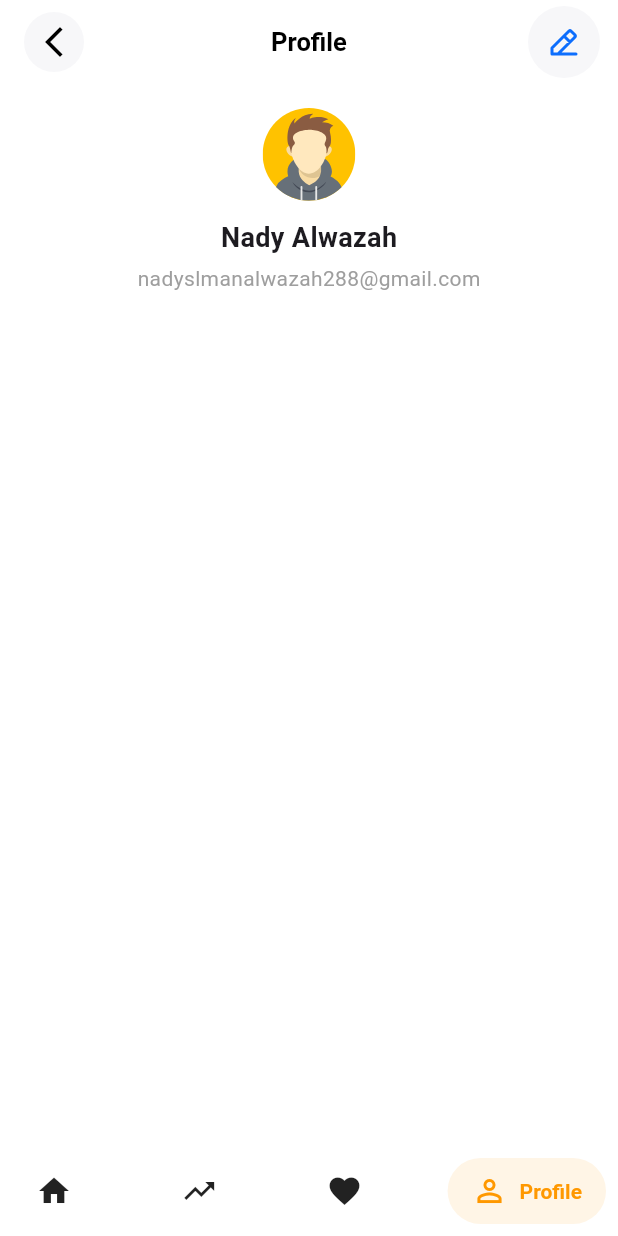
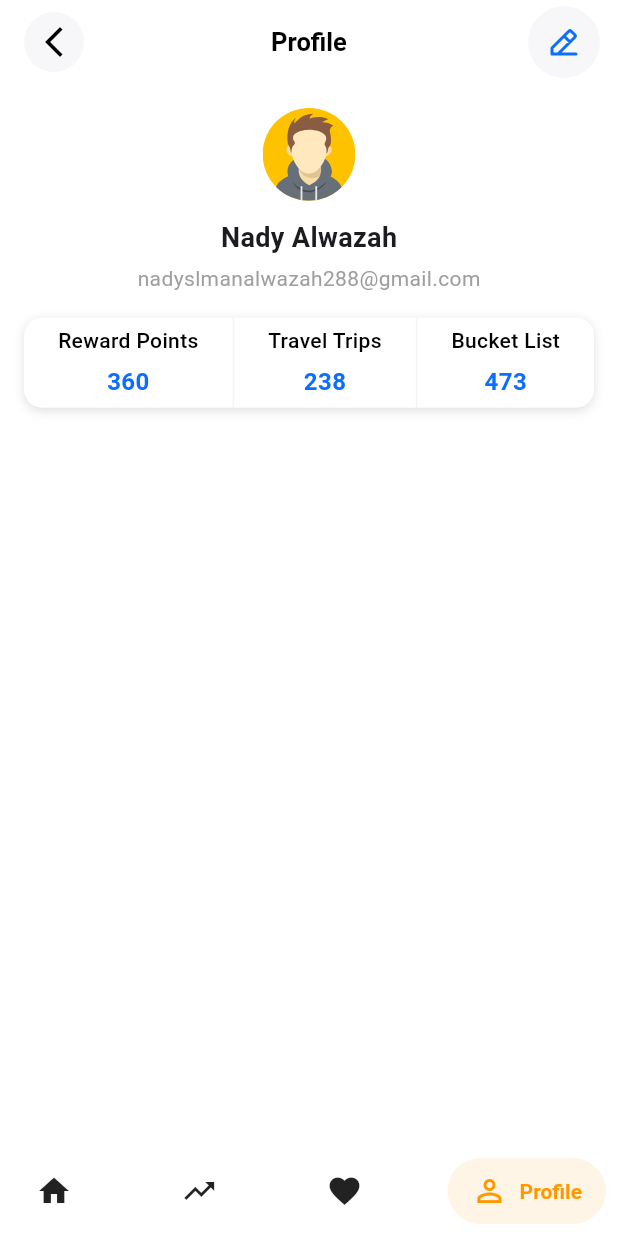
Before and after one commit to NadyAlwazah/flutter-task06-travel-app-beg, a Flutter app: the BottomBarLayout screen opened by its route, item 4 of the bottom bar chosen, on a phone screen of 412 x 824 dp. Run offline on Flutter 3.47's test engine with Material 3 defaults, Android fonts, the phone set to English and light mode, and no system bars; drawn by our look-alikes of salomon_bottom_bar; our stand-ins replace bloc, firebase_auth, firebase_core, flutter_bloc, flutter_svg, go_router; accounts and stored records are empty.

Commit message:
feat(profile): create StatItem and UserStatsRow widgets and integrate stats section into ProfileViewBody

```diff
--- a/lib/features/profile/presentation/views/widgets/profile_view_body.dart
+++ b/lib/features/profile/presentation/views/widgets/profile_view_body.dart
@@ -1,6 +1,7 @@
 import 'package:flutter/widgets.dart';
 import 'package:flutter_task06_travel_app_beg/core/utils/assets.dart';
 import 'package:flutter_task06_travel_app_beg/features/profile/presentation/views/widgets/profile_card.dart';
+import 'package:flutter_task06_travel_app_beg/features/profile/presentation/views/widgets/user_stats_row.dart';
 
 class ProfileViewBody extends StatelessWidget {
   const ProfileViewBody({super.key});
@@ -19,7 +20,9 @@ class ProfileViewBody extends StatelessWidget {
                 imagePath: AssetsData.accountAvatarSvg1,
               ),
             ),
+
             SizedBox(height: 16),
+            UserStatsRow(rewardPoints: 360, travelTrips: 238, bucketList: 473),
           ],
         ),
       ),
--- /dev/null
+++ b/lib/features/profile/presentation/views/widgets/stat_item.dart
@@ -0,0 +1,35 @@
+import 'package:flutter/material.dart';
+import 'package:flutter_task06_travel_app_beg/core/theme/app_colors.dart';
+
+class StatItem extends StatelessWidget {
+  final String title;
+  final int value;
+
+  const StatItem({super.key, required this.title, required this.value});
+
+  @override
+  Widget build(BuildContext context) {
+    return Column(
+      mainAxisSize: MainAxisSize.min,
+      children: [
+        Text(
+          title,
+          style: const TextStyle(
+            fontSize: 14,
+            color: Colors.black,
+            fontWeight: FontWeight.w500,
+          ),
+        ),
+        const SizedBox(height: 6),
+        Text(
+          value.toString(),
+          style: const TextStyle(
+            fontSize: 16,
+            color: AppColors.primary,
+            fontWeight: FontWeight.bold,
+          ),
+        ),
+      ],
+    );
+  }
+}
--- /dev/null
+++ b/lib/features/profile/presentation/views/widgets/user_stats_row.dart
@@ -0,0 +1,43 @@
+import 'package:flutter/material.dart';
+import 'package:flutter_task06_travel_app_beg/features/profile/presentation/views/widgets/stat_item.dart';
+
+class UserStatsRow extends StatelessWidget {
+  final int rewardPoints;
+  final int travelTrips;
+  final int bucketList;
+
+  const UserStatsRow({
+    super.key,
+    required this.rewardPoints,
+    required this.travelTrips,
+    required this.bucketList,
+  });
+
+  @override
+  Widget build(BuildContext context) {
+    return Container(
+      decoration: BoxDecoration(
+        borderRadius: BorderRadius.circular(12),
+        color: Colors.white,
+        boxShadow: const [
+          BoxShadow(blurRadius: 5, offset: Offset(0, 2), color: Colors.black12),
+        ],
+      ),
+      child: Row(
+        mainAxisAlignment: MainAxisAlignment.spaceEvenly,
+
+        children: [
+          const StatItem(title: 'Reward Points', value: 360),
+          _buildDivider(),
+          const StatItem(title: 'Travel Trips', value: 238),
+          _buildDivider(),
+          const StatItem(title: 'Bucket List', value: 473),
+        ],
+      ),
+    );
+  }
+
+  Widget _buildDivider() {
+    return Container(height: 60, width: 1, color: Colors.grey.withOpacity(0.1));
+  }
+}
```
